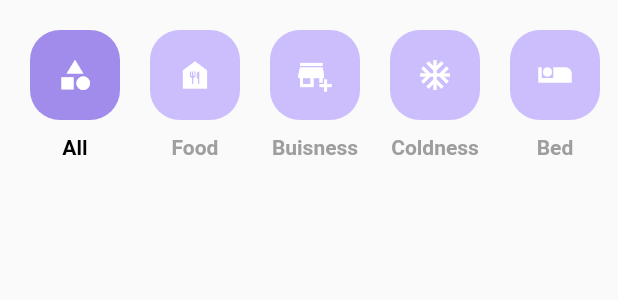
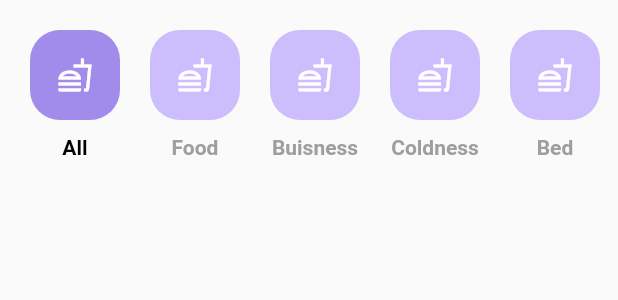
Before and after one commit to Achedmi/Help-App, a Flutter app: the HomePageBodyCategories widget shown alone on an empty page, opened directly, on a phone screen of 412 x 824 dp. Shown: the top 300 px of the screen. Run offline on Flutter 3.47's test engine with Material 2 defaults, Android fonts, the light colour scheme and no system bars; our stand-ins replace animate_do, bloc, cached_network_image, device_preview, flutter_bloc, sizer; network calls fail.

Commit message:
finishing the home page

```diff
--- a/lib/config/constants.dart
+++ b/lib/config/constants.dart
@@ -1,5 +1,6 @@
 import 'package:flutter/material.dart';
 import 'package:helpapp/modules/categorie.dart';
+import 'package:helpapp/modules/charity.dart';
 
 class Palette {
   static const lightPurpule = Color(0xFFccbdfd);
@@ -37,52 +38,32 @@ Map<String, dynamic> user = {
 };
 
 List<Categorie> constCategories = [
-  Categorie(
-      name: "All",
-      icon: Icon(
-        Icons.category,
-        color: Colors.white,
-      ),
-      id: 1,
-      selected: true),
-  Categorie(
-      name: "Food",
-      icon: Icon(
-        Icons.food_bank,
-        color: Colors.white,
-      ),
-      id: 2,
-      selected: false),
-  Categorie(
-      name: "Buisness",
-      icon: Icon(
-        Icons.add_business,
-        color: Colors.white,
-      ),
-      id: 3,
-      selected: false),
-  Categorie(
-      name: "Coldness",
-      icon: Icon(
-        Icons.ac_unit,
-        color: Colors.white,
-      ),
-      id: 4,
-      selected: false),
-  Categorie(
-      name: "Bed",
-      icon: Icon(
-        Icons.airline_seat_individual_suite,
-        color: Colors.white,
-      ),
-      id: 5,
-      selected: false),
-  Categorie(
-      name: "Oder",
-      icon: Icon(
-        Icons.last_page_rounded,
-        color: Colors.white,
-      ),
-      id: 6,
-      selected: false),
+  Categorie(name: "All", id: 1),
+  Categorie(name: "Food", id: 2),
+  Categorie(name: "Buisness", id: 3),
+  Categorie(name: "Coldness", id: 4),
+  Categorie(name: "Bed", id: 5),
+  Categorie(name: "Annimals", id: 6),
+  Categorie(name: "Oder", id: 7),
 ];
+
+List<Charity> constCharities = [
+  Charity(
+    id: 1,
+    name: "Birds charity",
+    pic:
+        "https://www.pngkit.com/png/full/78-780463_animals-clipart-png-cartoon-animals-png-cute-animal.png",
+    categorie: constCategories[5],
+    description:
+        "Le lorem ipsum est, en imprimerie, une suite de mots sans signification utilisée à titre provisoire pour calibrer une mise en page, le texte définitif venant remplacer le faux-texte dès qu'il est",
+  ),
+  Charity(
+    id: 2,
+    name: "Make a wish",
+    pic:
+        "https://www.pngkey.com/png/full/199-1997192_classes-for-all-ages-african-american-boy-playing.png",
+    categorie: constCategories[1],
+    description:
+        "Le lorem ipsum est, en imprimerie, une suite de mots sans signification utilisée à titre provisoire pour calibrer une mise en page, le texte définitif venant remplacer le faux-texte dès qu'il est",
+  ),
+];
--- a/lib/logic/cubit/categorie_cubit.dart
+++ b/lib/logic/cubit/categorie_cubit.dart
@@ -7,20 +7,18 @@ part 'categorie_state.dart';
 
 class CategorieCubit extends Cubit<CategorieState> {
   List<Categorie> categories;
+
   CategorieCubit()
       : categories = constCategories,
-        super(CategorieInitial()) {
-    emit(CategorieFechSucces(categories: categories));
+        super(CategorieFetchLoading()) {
+    emit(CategorieFechSucces(
+      categories: categories,
+      selectedCategorie: categories[0],
+    ));
   }
 
   void select(Categorie categorie) {
-    for (var i = 0; i < categories.length; i++) {
-      if (categorie.id == categories[i].id) {
-        if (!categorie.selected) categories[i].selected = true;
-      } else {
-        categories[i].selected = false;
-      }
-    }
-    emit(CategorieFechSucces(categories: categories));
+    emit(CategorieFechSucces(
+        categories: categories, selectedCategorie: categorie));
   }
 }
--- a/lib/logic/cubit/categorie_state.dart
+++ b/lib/logic/cubit/categorie_state.dart
@@ -3,9 +3,11 @@ part of 'categorie_cubit.dart';
 @immutable
 abstract class CategorieState {}
 
-class CategorieInitial extends CategorieState {}
+class CategorieFetchLoading extends CategorieState {}
 
 class CategorieFechSucces extends CategorieState {
   final List<Categorie> categories;
-  CategorieFechSucces({required this.categories});
+  final Categorie selectedCategorie;
+  CategorieFechSucces(
+      {required this.categories, required this.selectedCategorie});
 }
--- a/lib/modules/categorie.dart
+++ b/lib/modules/categorie.dart
@@ -1,16 +1,53 @@
-import 'package:flutter/material.dart';
+import 'dart:convert';
 
 class Categorie {
-  final int _id;
-  final String _name;
-  final Icon _icon;
-  bool selected = false;
+  final int id;
+  final String name;
 
-  get name => _name;
-  get icon => _icon;
-  get id => _id;
-  Categorie({required name, required icon, required id, required this.selected})
-      : _name = name,
-        _icon = icon,
-        _id = id;
+  Categorie({
+    required this.id,
+    required this.name,
+  });
+
+  Categorie copyWith({
+    int? id,
+    String? name,
+  }) {
+    return Categorie(
+      id: id ?? this.id,
+      name: name ?? this.name,
+    );
+  }
+
+  Map<String, dynamic> toMap() {
+    return {
+      'id': id,
+      'name': name,
+    };
+  }
+
+  factory Categorie.fromMap(Map<String, dynamic> map) {
+    return Categorie(
+      id: map['id']?.toInt() ?? 0,
+      name: map['name'] ?? '',
+    );
+  }
+
+  String toJson() => json.encode(toMap());
+
+  factory Categorie.fromJson(String source) =>
+      Categorie.fromMap(json.decode(source));
+
+  @override
+  String toString() => 'Categorie(id: $id, name: $name)';
+
+  @override
+  bool operator ==(Object other) {
+    if (identical(this, other)) return true;
+
+    return other is Categorie && other.id == id && other.name == name;
+  }
+
+  @override
+  int get hashCode => id.hashCode ^ name.hashCode;
 }
--- a/lib/views/homePage/home_page.dart
+++ b/lib/views/homePage/home_page.dart
@@ -11,6 +11,7 @@ class HomePage extends StatelessWidget {
       appBar: AppBar(
         backgroundColor: Palette.darkPurpule,
         elevation: 0,
+        title: Text("Help App"),
       ),
       body: SingleChildScrollView(
         child: Column(
--- a/lib/views/homePage/widgets/home_page_body.dart
+++ b/lib/views/homePage/widgets/home_page_body.dart
@@ -1,6 +1,6 @@
 import 'package:animate_do/animate_do.dart';
 import 'package:flutter/material.dart';
-import 'package:helpapp/views/homePage/widgets/home_page_body_charity.dart';
+import 'package:helpapp/views/homePage/widgets/home_page_body_charities.dart';
 import 'package:helpapp/views/homePage/widgets/widgets.dart';
 
 class HomePageBody extends StatelessWidget {
@@ -16,7 +16,7 @@ class HomePageBody extends StatelessWidget {
         ),
         FadeInDown(
             child: HomePageBodyCategories(), delay: Duration(seconds: 2)),
-        HomePageBodyCharity()
+        FadeInDown(child: HomePageBodyCharities())
       ],
     );
   }
--- a/lib/views/homePage/widgets/home_page_body_categories.dart
+++ b/lib/views/homePage/widgets/home_page_body_categories.dart
@@ -20,6 +20,11 @@ class HomePageBodyCategories extends StatelessWidget {
                 for (int i = 0; i < state.categories.length; i++) ...[
                   HomePageCategorie(
                     categorie: state.categories[i],
+                    isSelected: state.selectedCategorie == state.categories[i],
+                    icon: Icon(
+                      Icons.fastfood_outlined,
+                      color: Colors.white,
+                    ),
                   ),
                   if (i != state.categories.length - 1)
                     SizedBox(
--- a/lib/views/homePage/widgets/home_page_categorie.dart
+++ b/lib/views/homePage/widgets/home_page_categorie.dart
@@ -6,8 +6,14 @@ import 'package:helpapp/modules/modules.dart';
 
 class HomePageCategorie extends StatelessWidget {
   final Categorie categorie;
+  final bool isSelected;
+  final Icon icon;
 
-  const HomePageCategorie({Key? key, required this.categorie})
+  const HomePageCategorie(
+      {Key? key,
+      required this.categorie,
+      required this.isSelected,
+      required this.icon})
       : super(key: key);
 
   @override
@@ -22,12 +28,10 @@ class HomePageCategorie extends StatelessWidget {
             width: 60,
             height: 60,
             decoration: BoxDecoration(
-              color: categorie.selected
-                  ? Palette.darkPurpule
-                  : Palette.lightPurpule,
+              color: isSelected ? Palette.darkPurpule : Palette.lightPurpule,
               borderRadius: Palette.meduimRaduis,
             ),
-            child: Center(child: categorie.icon),
+            child: Center(child: icon),
           ),
         ),
         SizedBox(height: 10),
@@ -36,7 +40,7 @@ class HomePageCategorie extends StatelessWidget {
           style: TextStyle(
             fontSize: 14,
             fontWeight: FontWeight.bold,
-            color: categorie.selected ? Colors.black : Colors.grey,
+            color: isSelected ? Colors.black : Colors.grey,
           ),
         )
       ],
--- a/pubspec.yaml
+++ b/pubspec.yaml
@@ -16,6 +16,7 @@ dependencies:
   animate_do: ^2.1.0
   device_preview: ^1.0.0
   sizer: ^2.0.15
+  cached_network_image: ^3.2.0
 
 dev_dependencies:
   flutter_test:
```
Also changed, not shown: lib/logic/cubit/charity_cubit.dart (added, +16 -0 lines), lib/logic/cubit/charity_state.dart (added, +13 -0 lines), lib/main.dart (+8 -2 lines), lib/modules/charity.dart (added, +85 -0 lines), lib/views/homePage/widgets/home_page_body_charities.dart (added, +33 -0 lines), lib/views/homePage/widgets/home_page_body_charity.dart (+14 -85 lines), lib/views/homePage/widgets/home_page_body_charity_body.dart (added, +66 -0 lines), lib/views/homePage/widgets/home_page_body_charity_header.dart (added, +33 -0 lines), pubspec.lock.
